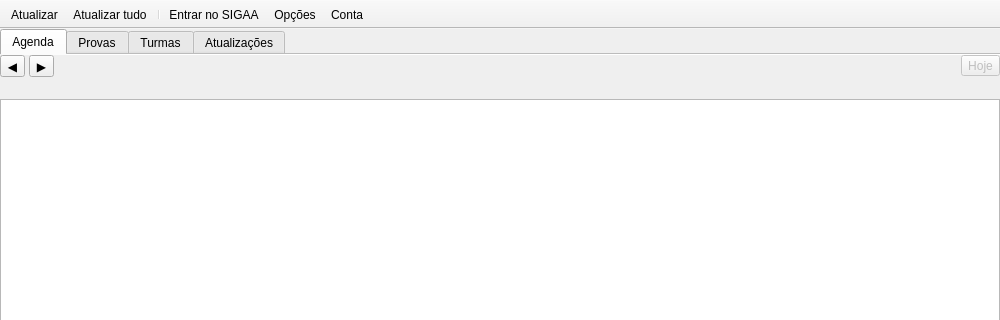
First picture: the form in src/ui/forms/JanelaPrincipal.ui, repository matheus-fsc/Sigaa-Desktop-Viewer, before the edit; both pictures show x 0 to 1000 and y 0 to 320 of the 1000 by 620 pixel window.
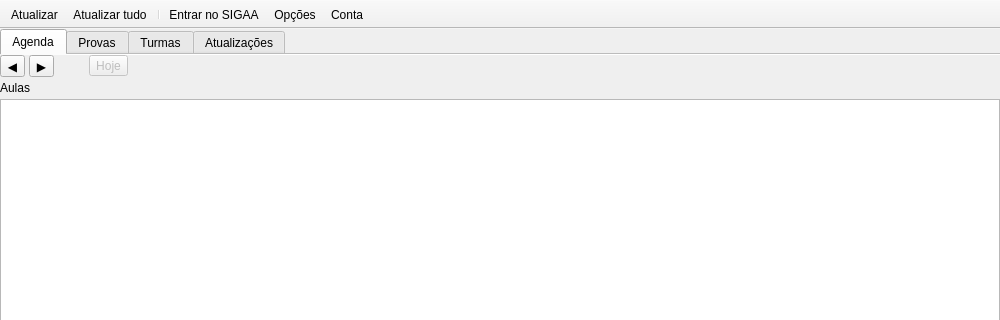
Second picture: the form after the edit. Custom widgets are drawn as their Qt base class.

Commit message: feat(ui): nova interface da janela principal

The edit to the form file:
```diff
--- a/src/ui/forms/JanelaPrincipal.ui
+++ b/src/ui/forms/JanelaPrincipal.ui
@@ -83,9 +83,14 @@
             <item>
              <layout class="QHBoxLayout" name="layoutNavAgenda">
               <property name="spacing">
-               <number>4</number>
+               <number>14</number>
               </property>
               <item>
+               <layout class="QHBoxLayout" name="layoutSetasAgenda">
+                <property name="spacing">
+                 <number>4</number>
+                </property>
+                <item>
                <widget class="QToolButton" name="botaoSemanaAnterior">
                 <property name="text">
                  <string notr="true">◀</string>
@@ -98,7 +103,7 @@
                 </property>
                </widget>
               </item>
-              <item>
+                <item>
                <widget class="QToolButton" name="botaoSemanaSeguinte">
                 <property name="text">
                  <string notr="true">▶</string>
@@ -111,6 +116,8 @@
                 </property>
                </widget>
               </item>
+               </layout>
+              </item>
               <item>
                <widget class="QLabel" name="rotuloDia">
                 <property name="classe" stdset="0">
@@ -121,19 +128,6 @@
                 </property>
                </widget>
               </item>
-              <item>
-               <spacer name="espacoAgenda">
-                <property name="orientation">
-                 <enum>Qt::Horizontal</enum>
-                </property>
-                <property name="sizeHint" stdset="0">
-                 <size>
-                  <width>0</width>
-                  <height>20</height>
-                 </size>
-                </property>
-               </spacer>
-              </item>
               <item>
                <widget class="QToolButton" name="botaoHoje">
                 <property name="enabled">
@@ -147,13 +141,20 @@
                 </property>
                </widget>
               </item>
-             </layout>
-            </item>
-            <item>
+              <item>
              <widget class="QLabel" name="rotuloResumoDia">
               <property name="classe" stdset="0">
                <string>cartaoDetalhe</string>
               </property>
+              <property name="alignment">
+               <set>Qt::AlignRight|Qt::AlignVCenter</set>
+              </property>
+              <property name="sizePolicy">
+               <sizepolicy hsizetype="Expanding" vsizetype="Preferred">
+                <horstretch>1</horstretch>
+                <verstretch>0</verstretch>
+               </sizepolicy>
+              </property>
               <property name="wordWrap">
                <bool>true</bool>
               </property>
@@ -162,6 +163,21 @@
               </property>
              </widget>
             </item>
+              
+              
+              
+              
+              
+             </layout>
+            </item>
+            
+            <item>
+             <widget class="QLabel" name="rotuloAulas">
+              <property name="text">
+               <string>Aulas</string>
+              </property>
+             </widget>
+            </item>
             <item>
              <widget class="QTreeView" name="arvoreHoje">
               <property name="alternatingRowColors">
@@ -468,19 +484,6 @@
               </property>
              </widget>
             </item>
-            <item>
-             <spacer name="espacoCalendario">
-              <property name="orientation">
-               <enum>Qt::Vertical</enum>
-              </property>
-              <property name="sizeHint" stdset="0">
-               <size>
-                <width>20</width>
-                <height>0</height>
-               </size>
-              </property>
-             </spacer>
-            </item>
            </layout>
           </widget>
           <widget class="QWidget" name="painelLista">
```
The commit also changes 3 other files.
